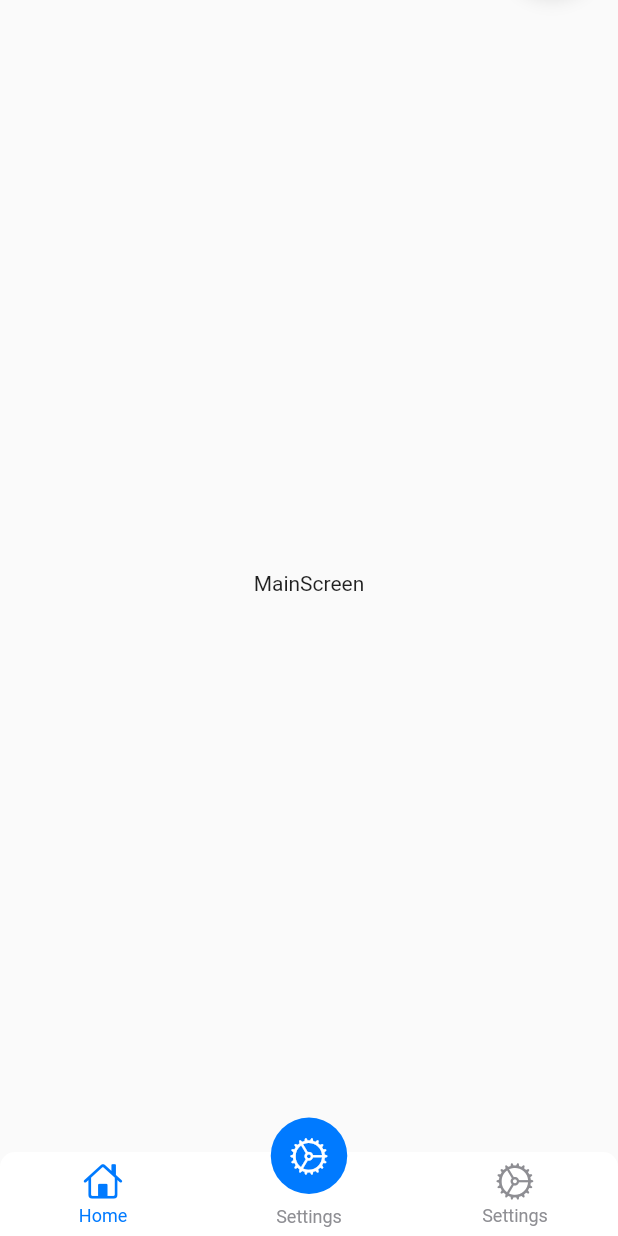
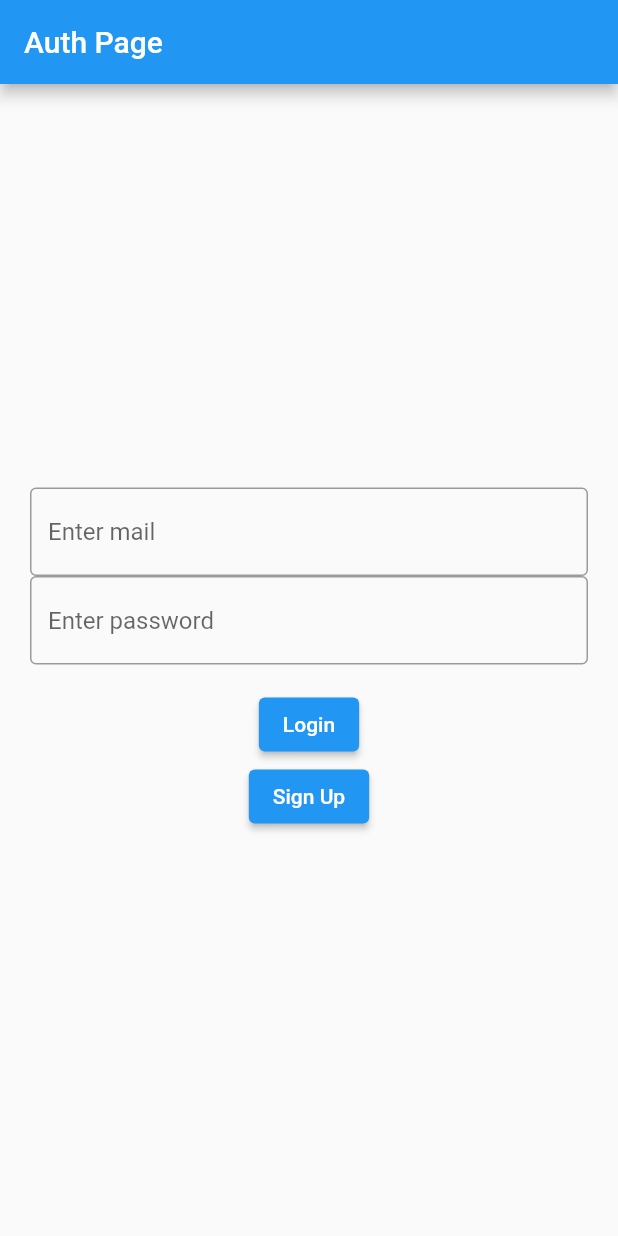
Before and after one commit to basarYargici/gympro, a Flutter app: the screen it shows after launch, on a phone screen of 412 x 824 dp. Run offline on Flutter 3.47's test engine with Material 2 defaults, Android fonts, the phone set to English and light mode, and no system bars; drawn by our look-alikes of persistent_bottom_nav_bar; our stand-ins replace firebase_auth, firebase_core; accounts and stored records are empty.

Commit message:
add auth page and home page

```diff
--- a/lib/main.dart
+++ b/lib/main.dart
@@ -1,8 +1,12 @@
+import 'package:firebase_core/firebase_core.dart';
 import 'package:flutter/cupertino.dart';
 import 'package:flutter/material.dart';
+import 'package:gym_pro/widget_tree.dart';
 import 'package:persistent_bottom_nav_bar/persistent_tab_view.dart';
 
-void main() {
+Future<void> main() async {
+  WidgetsFlutterBinding.ensureInitialized();
+  await Firebase.initializeApp();
   runApp(const MyApp());
 }
 
@@ -16,7 +20,7 @@ class MyApp extends StatelessWidget {
       theme: ThemeData(
         primarySwatch: Colors.blue,
       ),
-      home: const MyHomePage(title: 'Flutter Demo Home Page'),
+      home: const WidgetTree(),
     );
   }
 }
@@ -80,7 +84,7 @@ class _MyHomePageState extends State<MyHomePage> {
           tooltip: 'Increment',
           child: const Icon(Icons.add),
         ),
-        bottomNavigationBar: const BottomNavBar());
+        );
   }
 }
 
--- /dev/null
+++ b/lib/pages/auth_page.dart
@@ -0,0 +1,97 @@
+import 'package:firebase_auth/firebase_auth.dart';
+import 'package:flutter/material.dart';
+
+import '../auth.dart';
+
+class AuthPage extends StatefulWidget {
+  const AuthPage({super.key});
+
+  @override
+  State<AuthPage> createState() => _AuthPageState();
+}
+
+class _AuthPageState extends State<AuthPage> {
+  String? errorMessage = '';
+  bool isLogin = true;
+
+  final TextEditingController _controllerEmail = TextEditingController();
+  final TextEditingController _controllerPassword = TextEditingController();
+
+  Future<void> signInWithEmailAndPassword() async {
+    try {
+      await Auth().signInWithEmailAndPassword(
+          email: _controllerEmail.text, password: _controllerPassword.text);
+    } on FirebaseAuthException catch (e) {
+      setState(() {
+        errorMessage = e.message.toString();
+      });
+    }
+  }
+
+  Future<void> createUserWithEmailAndPassword() async {
+    try {
+      await Auth().createUserWithEmailAndPassword(
+          email: _controllerEmail.text, password: _controllerPassword.text);
+    } on FirebaseAuthException catch (e) {
+      setState(() {
+        errorMessage = e.message.toString();
+      });
+    }
+  }
+
+  Widget _title() {
+    return const Text('Auth Page');
+  }
+
+  Widget _entryField(String hint, bool obscureText,
+      TextEditingController textEditingController) {
+    return TextField(
+      obscureText: obscureText,
+      controller: textEditingController,
+      decoration: InputDecoration(
+        border: const OutlineInputBorder(),
+        hintText: hint,
+      ),
+    );
+  }
+
+  Widget _errorMessage() {
+    return Text((errorMessage == '') ? '' : "$errorMessage");
+  }
+
+  Widget _loginButton() {
+    return ElevatedButton(
+      onPressed: signInWithEmailAndPassword,
+      child: const Text('Login'),
+    );
+  }
+
+  Widget _signupButton() {
+    return ElevatedButton(
+      onPressed: createUserWithEmailAndPassword,
+      child: const Text('Sign Up'),
+    );
+  }
+
+  @override
+  Widget build(BuildContext context) {
+    return Scaffold(
+      appBar: AppBar(title: _title()),
+      body: Container(
+        height: double.infinity,
+        width: double.infinity,
+        padding: const EdgeInsets.all(20),
+        child: Column(
+            crossAxisAlignment: CrossAxisAlignment.center,
+            mainAxisAlignment: MainAxisAlignment.center,
+            children: [
+              _entryField('Enter mail', false, _controllerEmail),
+              _entryField('Enter password', true, _controllerPassword),
+              _errorMessage(),
+              _loginButton(),
+              _signupButton()
+            ]),
+      ),
+    );
+  }
+}
--- /dev/null
+++ b/lib/widget_tree.dart
@@ -0,0 +1,28 @@
+import 'package:flutter/material.dart';
+import 'package:gym_pro/pages/auth_page.dart';
+import 'package:gym_pro/pages/home_page.dart';
+
+import 'auth.dart';
+
+class WidgetTree extends StatefulWidget {
+  const WidgetTree({super.key});
+
+  @override
+  State<WidgetTree> createState() => _WidgetTreeState();
+}
+
+class _WidgetTreeState extends State<WidgetTree> {
+  @override
+  Widget build(BuildContext context) {
+    return StreamBuilder(
+      stream: Auth().authStateChanges,
+      builder: (context, snapshot) {
+        if (snapshot.hasData) {
+          return HomePage();
+        } else {
+          return const AuthPage();
+        }
+      },
+    );
+  }
+}
```
Also changed, not shown: lib/pages/home_page.dart (added, +47 -0 lines).
